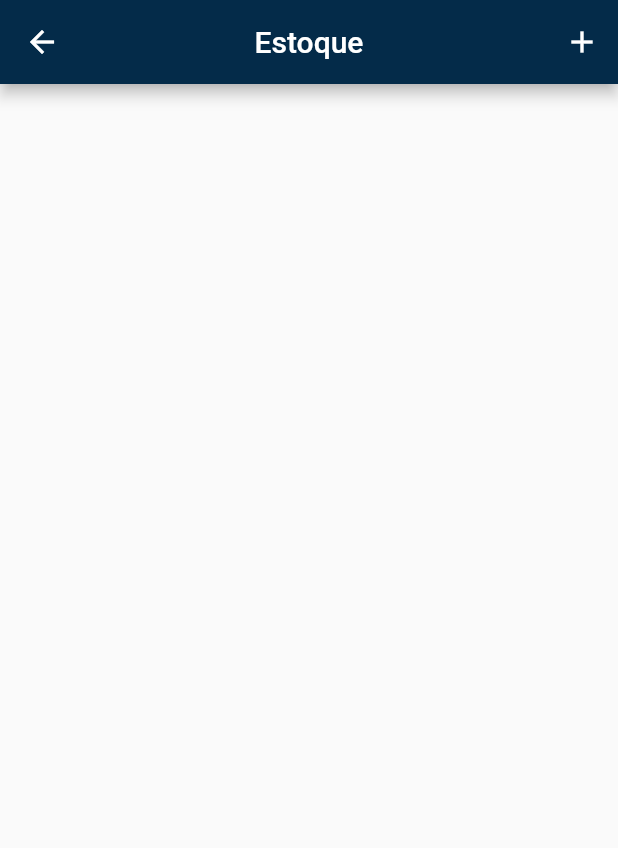
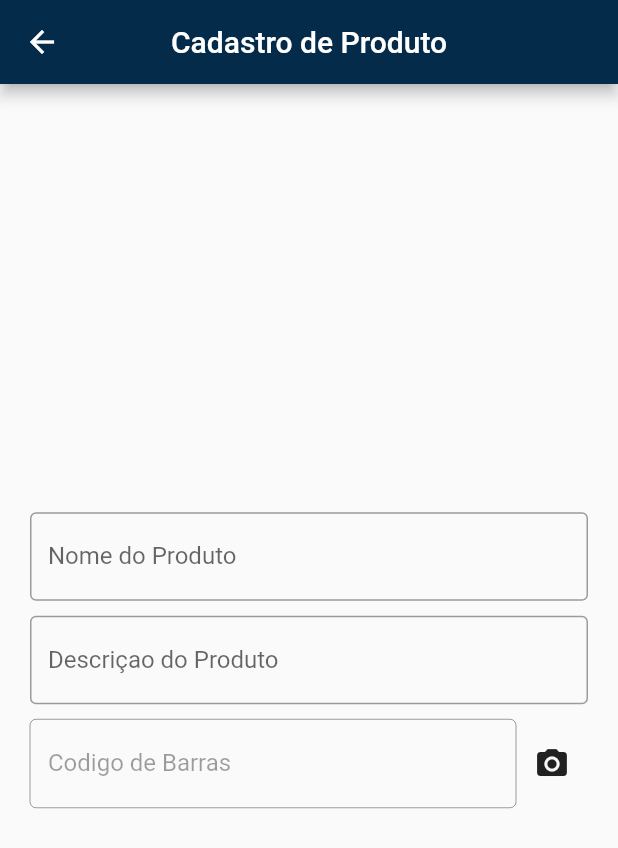
Before and after one commit to pedrophs2/uanity, a Flutter app: the EstoqueView screen opened by its route, after a tap on the "add" icon, on a phone screen of 412 x 824 dp. Shown: the top 848 px of the screen. Run offline on Flutter 3.47's test engine with Material 2 defaults, Android fonts, the phone set to English and light mode, and no system bars; our stand-ins replace flutter_easyloading, flutter_secure_storage; missing offline and left inert: flutter_barcode_scanner; accounts and stored records are empty.

Commit message:
Added Product View

```diff
--- a/lib/main.dart
+++ b/lib/main.dart
@@ -3,9 +3,11 @@ import 'package:flutter_easyloading/flutter_easyloading.dart';
 import 'package:uanity/helpers/colors_helper.dart';
 import 'package:uanity/routes/app_routes.dart';
 import 'package:uanity/routes/equipe_routes.dart';
+import 'package:uanity/routes/produto_routes.dart';
 import 'package:uanity/views/equipe/equipe.dart';
 import 'package:uanity/views/equipe/equipe_form.dart';
 import 'package:uanity/views/estoque/estoque.dart';
+import 'package:uanity/views/estoque/produto_form.dart';
 import 'package:uanity/views/home/home.dart';
 import 'package:uanity/views/login/login.dart';
 
@@ -36,8 +38,11 @@ class UanityApp extends StatelessWidget {
         AppRoutes.estoque: (_) => const EstoqueView(),
         AppRoutes.equipe: (_) => const EquipeView(),
 
-        //Equipe Routes
+        // Equipe Routes
         EquipeRoutes.usuarioRoute: (_) => const EquipeForm(),
+
+        // Produto Routes
+        ProdutoRoutes.cadastroRoute: (_) => const ProdutoForm()
       },
       builder: EasyLoading.init(),
     );
--- /dev/null
+++ b/lib/routes/produto_routes.dart
@@ -0,0 +1,3 @@
+class ProdutoRoutes {
+  static const cadastroRoute = 'cadastroProduto';
+}
--- /dev/null
+++ b/lib/shared/arp_input.dart
@@ -0,0 +1,25 @@
+import 'package:flutter/material.dart';
+
+class ArpInput extends StatelessWidget {
+  final String label;
+  final TextEditingController controller;
+  final bool enabled;
+
+  const ArpInput(
+      {Key? key,
+      required this.label,
+      required this.controller,
+      this.enabled = true})
+      : super(key: key);
+
+  @override
+  Widget build(BuildContext context) {
+    return TextField(
+      controller: controller,
+      decoration: InputDecoration(
+          border: const OutlineInputBorder(),
+          labelText: label,
+          enabled: enabled),
+    );
+  }
+}
--- a/lib/views/estoque/estoque.dart
+++ b/lib/views/estoque/estoque.dart
@@ -1,5 +1,5 @@
 import 'package:flutter/material.dart';
-import 'package:flutter_barcode_scanner/flutter_barcode_scanner.dart';
+import 'package:uanity/routes/produto_routes.dart';
 
 class EstoqueView extends StatefulWidget {
   const EstoqueView({Key? key}) : super(key: key);
@@ -12,14 +12,8 @@ class _EstoqueViewState extends State<EstoqueView> {
   String barcode = 'Barcode here';
   @override
   Widget build(BuildContext context) {
-    _scan() async {
-      String barcodeScan = await FlutterBarcodeScanner.scanBarcode(
-          "#e28743", "Cancelar", false, ScanMode.BARCODE);
-
-      setState(() {
-        barcode = barcodeScan;
-        // barcode = 'Changed';
-      });
+    _openForm() {
+      Navigator.of(context).pushNamed(ProdutoRoutes.cadastroRoute);
     }
 
     return Scaffold(
@@ -28,7 +22,7 @@ class _EstoqueViewState extends State<EstoqueView> {
         centerTitle: true,
         actions: [
           IconButton(
-            onPressed: _scan,
+            onPressed: _openForm,
             icon: const Icon(Icons.add),
           )
         ],
--- /dev/null
+++ b/lib/views/estoque/produto_form.dart
@@ -0,0 +1,66 @@
+import 'package:flutter/material.dart';
+import 'package:uanity/shared/arp_input.dart';
+import 'package:flutter_barcode_scanner/flutter_barcode_scanner.dart';
+
+class ProdutoForm extends StatefulWidget {
+  const ProdutoForm({Key? key}) : super(key: key);
+
+  @override
+  State<ProdutoForm> createState() => _ProdutoFormState();
+}
+
+class _ProdutoFormState extends State<ProdutoForm> {
+  @override
+  Widget build(BuildContext context) {
+    TextEditingController nomeProdutoController = TextEditingController();
+    TextEditingController descricaoProdutoController = TextEditingController();
+    TextEditingController codigoBarrasController = TextEditingController();
+
+    _scan() async {
+      String barcodeScan = await FlutterBarcodeScanner.scanBarcode(
+          "#e28743", "Cancelar", false, ScanMode.BARCODE);
+
+      setState(() {
+        codigoBarrasController.text = barcodeScan;
+      });
+    }
+
+    return Scaffold(
+      appBar: AppBar(
+        title: const Text('Cadastro de Produto'),
+        centerTitle: true,
+      ),
+      body: Padding(
+        padding: const EdgeInsets.all(20.0),
+        child: Column(
+          mainAxisAlignment: MainAxisAlignment.center,
+          crossAxisAlignment: CrossAxisAlignment.center,
+          children: [
+            ArpInput(
+              label: 'Nome do Produto',
+              controller: nomeProdutoController,
+            ),
+            const SizedBox(height: 10),
+            ArpInput(
+              label: 'Descriçao do Produto',
+              controller: descricaoProdutoController,
+            ),
+            const SizedBox(height: 10.0),
+            Row(
+              children: [
+                Expanded(
+                  child: ArpInput(
+                    label: 'Codigo de Barras',
+                    controller: codigoBarrasController,
+                    enabled: false,
+                  ),
+                ),
+                IconButton(onPressed: _scan, icon: const Icon(Icons.camera_alt))
+              ],
+            )
+          ],
+        ),
+      ),
+    );
+  }
+}
```
